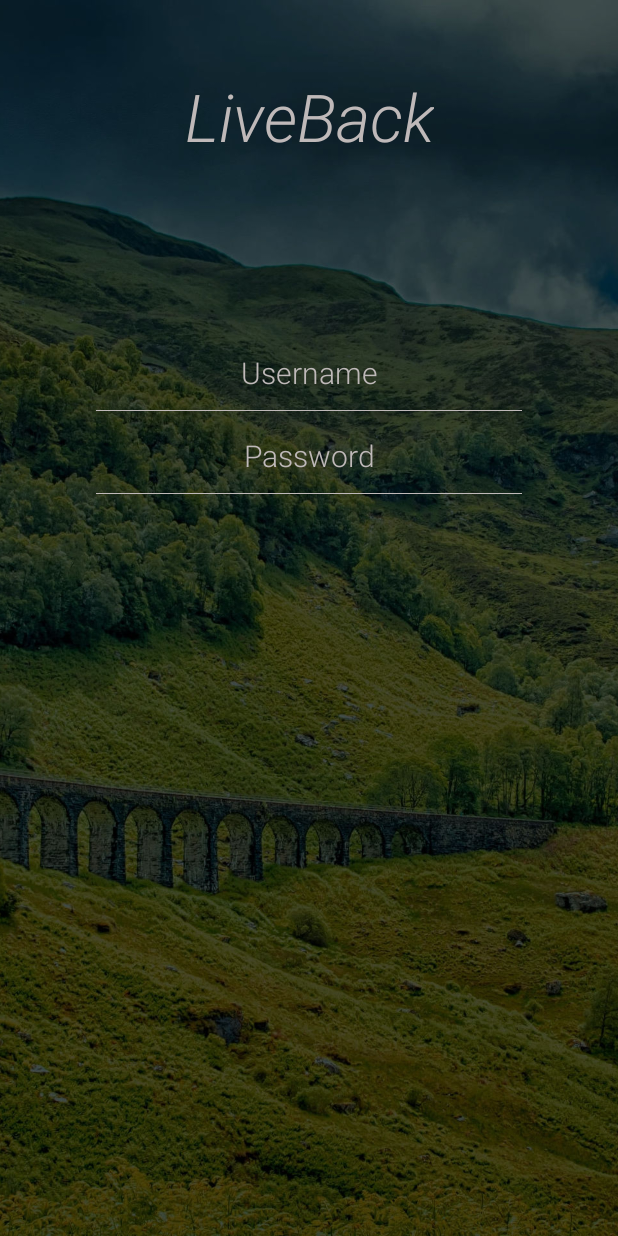
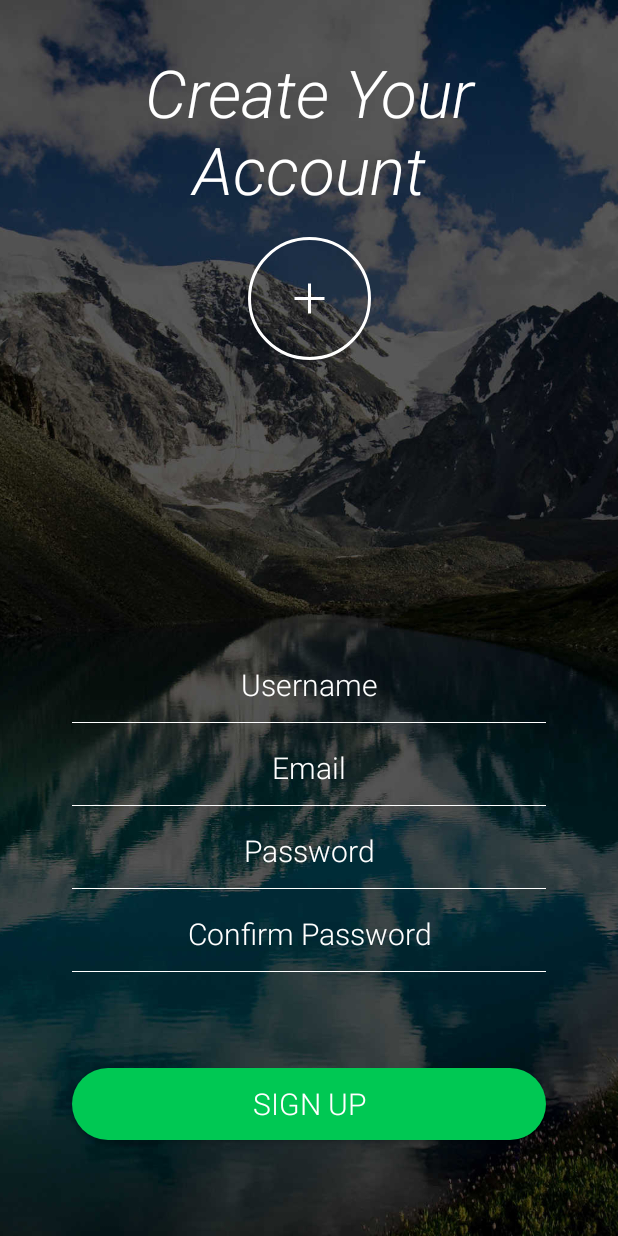
Before and after one commit to OlekKapera/LiveBack, an Android app: the screen it shows after launch (LoginActivity), on a phone screen of 412 x 824 dp. Run offline under Robolectric (Android 15) with nearby library versions, the phone set to English and light mode, and no system bars; our stand-ins replace ButterKnife.

Commit message:
Register UI

```diff
--- a/app/src/main/AndroidManifest.xml
+++ b/app/src/main/AndroidManifest.xml
@@ -17,7 +17,6 @@
             android:name=".ui.activity.MainActivity"
             android:label="@string/app_name"
             android:screenOrientation="sensorPortrait">
-
         </activity>
 
         <activity android:name=".ui.activity.LoginActivity"
--- a/app/src/main/java/com/aleksanderkapera/liveback/ui/MainFragment.kt
+++ b/app/src/main/java/com/aleksanderkapera/liveback/ui/MainFragment.kt
@@ -7,9 +7,9 @@ import android.view.View
 import com.aleksanderkapera.liveback.R
 import com.aleksanderkapera.liveback.bus.EventsReceivedEvent
 import com.aleksanderkapera.liveback.model.Event
-import com.aleksanderkapera.liveback.model.ModelConstants
 import com.aleksanderkapera.liveback.ui.adapter.EventsRecyclerAdapter
 import com.aleksanderkapera.liveback.ui.base.BaseFragment
+import com.aleksanderkapera.liveback.util.AndroidUtils.Companion.setToolbarMargin
 import kotlinx.android.synthetic.main.app_bar_main.*
 import kotlinx.android.synthetic.main.fragment_main.*
 import org.greenrobot.eventbus.EventBus
@@ -56,6 +56,8 @@ class MainFragment : BaseFragment() {
             setDisplayShowTitleEnabled(false)
             setHomeAsUpIndicator(R.drawable.ic_menu)
         }
+
+        setToolbarMargin(main_container_toolbar)
     }
 
     private fun initAdapter() {
@@ -66,6 +68,8 @@ class MainFragment : BaseFragment() {
         main_recycler_events.adapter = adapter
     }
 
+
+
     @Subscribe
     fun onEventsReceivedEvent(event: EventsReceivedEvent) {
         mEvents = event.events
--- a/app/src/main/java/com/aleksanderkapera/liveback/ui/activity/LoginActivity.kt
+++ b/app/src/main/java/com/aleksanderkapera/liveback/ui/activity/LoginActivity.kt
@@ -2,8 +2,12 @@ package com.aleksanderkapera.liveback.ui.activity
 
 import android.app.Activity
 import android.content.Intent
+import android.os.Bundle
+import android.support.constraint.ConstraintLayout
 import com.aleksanderkapera.liveback.R
 import com.aleksanderkapera.liveback.ui.base.BaseActivity
+import com.aleksanderkapera.liveback.util.AndroidUtils
+import kotlinx.android.synthetic.main.activity_login.*
 
 /**
  * Created by kapera on 03-Jul-18.
@@ -18,6 +22,14 @@ class LoginActivity: BaseActivity() {
     }
 
     override fun getLayoutRes(): Int {
-        return R.layout.activity_login
+        return R.layout.activity_register
+    }
+
+    override fun onCreate(savedInstanceState: Bundle?) {
+        super.onCreate(savedInstanceState)
+
+//        val params = login_text_continue.layoutParams as ConstraintLayout.LayoutParams
+//        params.setMargins(0, 0, 0, AndroidUtils.getNavigationBarHeight()+32)
+//        register_text_continue.layoutParams = params
     }
 }
--- a/app/src/main/java/com/aleksanderkapera/liveback/ui/activity/MainActivity.kt
+++ b/app/src/main/java/com/aleksanderkapera/liveback/ui/activity/MainActivity.kt
@@ -9,6 +9,7 @@ import android.util.Log
 import android.view.Menu
 import android.view.MenuItem
 import android.view.View
+import android.widget.RelativeLayout
 import android.widget.Toast
 import com.aleksanderkapera.liveback.R
 import com.aleksanderkapera.liveback.bus.EventsReceivedEvent
@@ -20,9 +21,12 @@ import com.aleksanderkapera.liveback.ui.MainFragment
 import com.aleksanderkapera.liveback.ui.base.BaseFragment
 import com.aleksanderkapera.liveback.ui.base.FragmentActivity
 import com.aleksanderkapera.liveback.ui.widget.NavigationViewHelper
+import com.aleksanderkapera.liveback.util.AndroidUtils
 import com.google.firebase.firestore.CollectionReference
 import com.google.firebase.firestore.FirebaseFirestore
 import kotlinx.android.synthetic.main.activity_main.*
+import kotlinx.android.synthetic.main.app_bar_main.*
+import kotlinx.android.synthetic.main.fragment_main.*
 import org.greenrobot.eventbus.EventBus
 
 class MainActivity : FragmentActivity() {
--- a/app/src/main/java/com/aleksanderkapera/liveback/util/AndroidUtils.kt
+++ b/app/src/main/java/com/aleksanderkapera/liveback/util/AndroidUtils.kt
@@ -4,6 +4,7 @@ import android.app.Activity
 import android.content.Context
 import android.content.res.Resources
 import android.os.Build
+import android.support.constraint.ConstraintLayout
 import android.view.View
 import android.view.ViewGroup
 import android.view.inputmethod.InputMethodManager
@@ -50,5 +51,32 @@ class AndroidUtils{
             val displayMetrics = getResources().displayMetrics
             return (dp * displayMetrics.density + 0.5).toInt()
         }
+
+        fun getStatusBarHeight(): Int {
+            var result = 0
+            val resourceId = getResources().getIdentifier("status_bar_height", "dimen", "android")
+            if (resourceId > 0)
+                result = getResources().getDimensionPixelSize(resourceId)
+
+            return result
+        }
+
+        fun getNavigationBarHeight(): Int {
+            val resources = getResources()
+            val resourceId = resources.getIdentifier("navigation_bar_height", "dimen", "android")
+            if (resourceId > 0) {
+                return resources.getDimensionPixelSize(resourceId)
+            }
+            return 0
+        }
+
+        /**
+         * Moves toolbar from top of the screen under the status bar.
+         */
+        fun setToolbarMargin(view: View) {
+            val params = view.layoutParams as ConstraintLayout.LayoutParams
+            params.setMargins(0, AndroidUtils.getStatusBarHeight(), 0, 0)
+            view.layoutParams = params
+        }
     }
 }
--- /dev/null
+++ b/app/src/main/res/drawable/bg_rounded_green.xml
@@ -0,0 +1,5 @@
+<?xml version="1.0" encoding="utf-8"?>
+<shape xmlns:android="http://schemas.android.com/apk/res/android" android:shape="rectangle">
+    <corners android:radius="30dp" />
+    <solid android:color="@color/colorAccent"/>
+</shape>
--- /dev/null
+++ b/app/src/main/res/drawable/bg_rounded_transparent.xml
@@ -0,0 +1,6 @@
+<?xml version="1.0" encoding="utf-8"?>
+<shape xmlns:android="http://schemas.android.com/apk/res/android" android:shape="rectangle">
+    <stroke android:width="1dp" android:color="@color/lightGrey" />
+    <corners android:radius="30dp" />
+    <solid android:color="@android:color/transparent"/>
+</shape>
--- /dev/null
+++ b/app/src/main/res/drawable/ic_rounded_add.xml
@@ -0,0 +1,34 @@
+<?xml version="1.0" encoding="utf-8"?>
+<layer-list xmlns:android="http://schemas.android.com/apk/res/android">
+    <item>
+        <shape android:shape="oval">
+            <stroke
+                android:width="2dp"
+                android:color="@android:color/white" />
+        </shape>
+    </item>
+    <item
+        android:left="30dp"
+        android:right="30dp">
+        <shape android:shape="line">
+            <stroke
+                android:width="2dp"
+                android:color="@android:color/white" />
+        </shape>
+    </item>
+    <item
+        android:left="30dp"
+        android:right="30dp">
+        <rotate
+            android:fromDegrees="90"
+            android:pivotX="50%"
+            android:pivotY="50%"
+            android:toDegrees="-90">
+            <shape android:shape="line">
+                <stroke
+                    android:width="2dp"
+                    android:color="@android:color/white" />
+            </shape>
+        </rotate>
+    </item>
+</layer-list>
--- a/app/src/main/res/layout/activity_login.xml
+++ b/app/src/main/res/layout/activity_login.xml
@@ -3,10 +3,12 @@
     xmlns:app="http://schemas.android.com/apk/res-auto"
     xmlns:tools="http://schemas.android.com/tools"
     android:layout_width="match_parent"
-    android:layout_height="match_parent">
+    android:layout_height="match_parent"
+    android:focusable="true"
+    android:focusableInTouchMode="true">
 
     <ImageView
-        android:id="@+id/imageView"
+        android:id="@+id/login_image_background"
         android:layout_width="0dp"
         android:layout_height="0dp"
         android:scaleType="centerCrop"
@@ -20,10 +22,10 @@
         android:id="@+id/login_text_appName"
         android:layout_width="wrap_content"
         android:layout_height="wrap_content"
-        android:layout_marginTop="@dimen/spacing48"
+        android:layout_marginTop="@dimen/spacing64"
         android:fontFamily="@string/font_family_light"
         android:text="@string/app_name"
-        android:textColor="@color/lightGrey"
+        android:textColor="@android:color/white"
         android:textSize="44sp"
         android:textStyle="italic"
         app:layout_constraintEnd_toEndOf="parent"
@@ -35,55 +37,67 @@
         android:layout_width="wrap_content"
         android:layout_height="wrap_content"
         android:orientation="vertical"
-        app:layout_constraintGuide_begin="@dimen/spacing64" />
+        app:layout_constraintGuide_begin="@dimen/spacing48" />
 
     <android.support.constraint.Guideline
         android:id="@+id/login_guide_right"
         android:layout_width="wrap_content"
         android:layout_height="wrap_content"
         android:orientation="vertical"
-        app:layout_constraintGuide_end="@dimen/spacing64" />
-
-    <EditText
-        android:id="@+id/login_input_username"
-        android:layout_width="0dp"
-        android:layout_height="wrap_content"
-        android:layout_marginTop="128dp"
-        android:background="@drawable/line_edit_text"
-        android:backgroundTint="@color/lightGrey"
-        android:fontFamily="@string/font_family_light"
-        android:hint="@string/username"
-        android:inputType="textEmailAddress"
-        android:textCursorDrawable="@null"
-        android:paddingBottom="@dimen/spacing12"
-        android:singleLine="true"
-        android:textAlignment="center"
-        android:textColor="@android:color/white"
-        android:textColorHint="@color/lightGrey"
-        android:textSize="@dimen/text20"
-        app:layout_constraintEnd_toStartOf="@+id/login_guide_right"
-        app:layout_constraintStart_toStartOf="@+id/login_guide_left"
-        app:layout_constraintTop_toBottomOf="@+id/login_text_appName" />
+        app:layout_constraintGuide_end="@dimen/spacing48" />
 
     <EditText
         android:id="@+id/login_input_password"
+        style="@style/Logging.Input"
+        android:layout_marginBottom="@dimen/spacing16"
+        android:hint="@string/username_email"
+        android:inputType="textEmailAddress"
+        app:layout_constraintBottom_toTopOf="@+id/login_input_confirm"
+        app:layout_constraintEnd_toStartOf="@+id/login_guide_right"
+        app:layout_constraintStart_toStartOf="@+id/login_guide_left" />
+
+    <EditText
+        android:id="@+id/login_input_confirm"
+        style="@style/Logging.Input"
+        android:layout_marginBottom="@dimen/spacing64"
+        android:hint="@string/password"
+        android:inputType="textPassword"
+        app:layout_constraintBottom_toTopOf="@+id/login_button_logIn"
+        app:layout_constraintEnd_toStartOf="@+id/login_guide_right"
+        app:layout_constraintStart_toStartOf="@+id/login_guide_left" />
+
+    <TextView
+        android:id="@+id/login_text_continue"
         android:layout_width="0dp"
         android:layout_height="wrap_content"
-        android:layout_marginTop="@dimen/spacing16"
-        android:background="@drawable/line_edit_text"
-        android:backgroundTint="@color/lightGrey"
-        android:fontFamily="@string/font_family_light"
-        android:hint="@string/password"
-        android:inputType="textPassword"
-        android:textCursorDrawable="@null"
-        android:paddingBottom="@dimen/spacing12"
-        android:singleLine="true"
+        android:clickable="true"
+        android:foreground="?android:attr/selectableItemBackgroundBorderless"
+        android:text="@string/continue_logging"
         android:textAlignment="center"
-        android:textColor="@android:color/white"
-        android:textColorHint="@color/lightGrey"
-        android:textSize="@dimen/text20"
+        android:textColor="@color/lightGrey"
+        android:textSize="@dimen/text16"
+        app:layout_constraintBottom_toBottomOf="parent"
         app:layout_constraintEnd_toStartOf="@+id/login_guide_right"
-        app:layout_constraintStart_toStartOf="@+id/login_guide_left"
-        app:layout_constraintTop_toBottomOf="@+id/login_input_username" />
+        app:layout_constraintStart_toStartOf="@+id/login_guide_left" />
+
+    <Button
+        android:id="@+id/login_button_signUp"
+        style="@style/Logging.Button"
+        android:layout_marginBottom="@dimen/spacing64"
+        android:background="@drawable/bg_rounded_transparent"
+        android:text="@string/sign_up"
+        app:layout_constraintBottom_toTopOf="@+id/login_text_continue"
+        app:layout_constraintEnd_toStartOf="@+id/login_guide_right"
+        app:layout_constraintStart_toStartOf="@+id/login_guide_left" />
+
+    <Button
+        android:id="@+id/login_button_logIn"
+        style="@style/Logging.Button"
+        android:layout_marginBottom="@dimen/spacing16"
+        android:background="@drawable/bg_rounded_green"
+        android:text="@string/log_in"
+        app:layout_constraintBottom_toTopOf="@+id/login_button_signUp"
+        app:layout_constraintEnd_toStartOf="@+id/login_guide_right"
+        app:layout_constraintStart_toStartOf="@+id/login_guide_left" />
 
 </android.support.constraint.ConstraintLayout>
--- /dev/null
+++ b/app/src/main/res/layout/activity_register.xml
@@ -0,0 +1,109 @@
+<?xml version="1.0" encoding="utf-8"?>
+<android.support.constraint.ConstraintLayout xmlns:android="http://schemas.android.com/apk/res/android"
+    xmlns:app="http://schemas.android.com/apk/res-auto"
+    xmlns:tools="http://schemas.android.com/tools"
+    android:layout_width="match_parent"
+    android:layout_height="match_parent"
+    android:focusable="true"
+    android:focusableInTouchMode="true">
+
+    <ImageView
+        android:id="@+id/register_image_background"
+        android:layout_width="0dp"
+        android:layout_height="0dp"
+        android:scaleType="centerCrop"
+        app:layout_constraintBottom_toBottomOf="parent"
+        app:layout_constraintEnd_toEndOf="parent"
+        app:layout_constraintStart_toStartOf="parent"
+        app:layout_constraintTop_toTopOf="parent"
+        android:src="@drawable/bg_register" />
+
+    <TextView
+        android:id="@+id/register_text_appName"
+        android:layout_width="0dp"
+        android:layout_height="wrap_content"
+        android:layout_marginTop="@dimen/spacing32"
+        android:fontFamily="@string/font_family_light"
+        android:text="@string/create_account"
+        android:textAlignment="center"
+        android:textColor="@android:color/white"
+        android:textSize="44sp"
+        android:textStyle="italic"
+        app:layout_constraintEnd_toEndOf="@id/register_guide_right"
+        app:layout_constraintStart_toStartOf="@id/register_guide_left"
+        app:layout_constraintTop_toTopOf="parent" />
+
+    <ImageView
+        android:id="@+id/register_image_profile"
+        android:layout_width="@dimen/icon82"
+        android:layout_height="@dimen/icon82"
+        android:layout_marginTop="@dimen/spacing16"
+        app:layout_constraintEnd_toEndOf="@id/register_guide_right"
+        app:layout_constraintStart_toStartOf="@id/register_guide_left"
+        app:layout_constraintTop_toBottomOf="@+id/register_text_appName"
+        app:srcCompat="@drawable/ic_rounded_add" />
+
+    <android.support.constraint.Guideline
+        android:id="@+id/register_guide_left"
+        android:layout_width="wrap_content"
+        android:layout_height="wrap_content"
+        android:orientation="vertical"
+        app:layout_constraintGuide_begin="@dimen/spacing48" />
+
+    <android.support.constraint.Guideline
+        android:id="@+id/register_guide_right"
+        android:layout_width="wrap_content"
+        android:layout_height="wrap_content"
+        android:orientation="vertical"
+        app:layout_constraintGuide_end="@dimen/spacing48" />
+
+    <EditText
+        android:id="@+id/register_input_username"
+        style="@style/Logging.Input"
+        android:layout_marginBottom="@dimen/spacing16"
+        android:hint="@string/username"
+        android:inputType="text"
+        app:layout_constraintBottom_toTopOf="@+id/register_input_email"
+        app:layout_constraintEnd_toStartOf="@+id/register_guide_right"
+        app:layout_constraintStart_toStartOf="@+id/register_guide_left" />
+
+    <EditText
+        android:id="@+id/register_input_email"
+        style="@style/Logging.Input"
+        android:layout_marginBottom="@dimen/spacing16"
+        android:hint="@string/email"
+        android:inputType="textEmailAddress"
+        app:layout_constraintBottom_toTopOf="@+id/register_input_password"
+        app:layout_constraintEnd_toStartOf="@+id/register_guide_right"
+        app:layout_constraintStart_toStartOf="@+id/register_guide_left" />
+
+    <EditText
+        android:id="@+id/register_input_password"
+        style="@style/Logging.Input"
+        android:layout_marginBottom="@dimen/spacing16"
+        android:hint="@string/password"
+        android:inputType="textPassword"
+        app:layout_constraintBottom_toTopOf="@+id/register_input_confirm"
+        app:layout_constraintEnd_toStartOf="@+id/register_guide_right"
+        app:layout_constraintStart_toStartOf="@+id/register_guide_left" />
+
+    <EditText
+        android:id="@+id/register_input_confirm"
+        style="@style/Logging.Input"
+        android:layout_marginBottom="@dimen/spacing64"
+        android:hint="@string/confirm_password"
+        android:inputType="textPassword"
+        app:layout_constraintBottom_toTopOf="@+id/register_button_signUp"
+        app:layout_constraintEnd_toStartOf="@+id/register_guide_right"
+        app:layout_constraintStart_toStartOf="@+id/register_guide_left" />
+
+    <Button
+        android:id="@+id/register_button_signUp"
+        style="@style/Logging.Button"
+        android:layout_marginBottom="@dimen/spacing64"
+        android:background="@drawable/bg_rounded_green"
+        android:text="@string/sign_up"
+        app:layout_constraintBottom_toBottomOf="parent"
+        app:layout_constraintEnd_toStartOf="@+id/register_guide_right"
+        app:layout_constraintStart_toStartOf="@+id/register_guide_left" />
+</android.support.constraint.ConstraintLayout>
--- a/app/src/main/res/layout/fragment_main.xml
+++ b/app/src/main/res/layout/fragment_main.xml
@@ -7,6 +7,9 @@
 
     <include
         android:id="@+id/main_container_toolbar"
+        android:layout_width="match_parent"
+        android:layout_height="wrap_content"
+        app:layout_constraintTop_toTopOf="parent"
         layout="@layout/app_bar_main" />
 
     <android.support.v7.widget.RecyclerView
--- a/app/src/main/res/values/colors.xml
+++ b/app/src/main/res/values/colors.xml
@@ -2,12 +2,13 @@
 <resources>
     <color name="colorPrimary">#424242</color>
     <color name="colorPrimaryDark">#000000</color>
-    <color name="colorAccent">#FF4081</color>
+    <color name="colorAccent">#00c853</color>
 
     <color name="commonGrey">#9e9e9e</color>
     <color name="lightGrey">#bfb9b9</color>
     <color name="darkGrey">#616161</color>
     <color name="bgColor">#F5F5F5</color>
 
+    <color name="navbar">#d7000000</color>
     <color name="categoryBlue">#0876C4</color>
 </resources>
--- a/app/src/main/res/values/dimens.xml
+++ b/app/src/main/res/values/dimens.xml
@@ -16,6 +16,7 @@
     <dimen name="icon36">36dp</dimen>
     <dimen name="icon48">48dp</dimen>
     <dimen name="icon64">64dp</dimen>
+    <dimen name="icon82">82dp</dimen>
 
     <!--font sizes-->
     <dimen name="text12">12sp</dimen>
--- a/app/src/main/res/values/strings.xml
+++ b/app/src/main/res/values/strings.xml
@@ -15,6 +15,7 @@
     <string name="log_out">Log Out</string>
 
     <!--Signing-->
+    <string name="username_email">Username / Email</string>
     <string name="username">Username</string>
     <string name="password">Password</string>
     <string name="log_in">Log In</string>
--- a/app/src/main/res/values/styles.xml
+++ b/app/src/main/res/values/styles.xml
@@ -8,6 +8,9 @@
         <item name="colorAccent">@color/colorAccent</item>
         <item name="android:fontFamily">sans-serif-thin</item>
         <item name="android:textColor">@android:color/black</item>
+        <item name="android:windowTranslucentStatus">true</item>
+        <item name="android:windowTranslucentNavigation">true</item>
+        <item name="android:navigationBarColor">@color/navbar</item>
     </style>
 
     <style name="AppTheme.NoActionBar">
@@ -82,4 +85,26 @@
         <item name="android:paddingBottom">@dimen/spacing8</item>
         <item name="android:layout_marginTop">@dimen/spacing16</item>
     </style>
+
+    <style name="Logging">
+        <item name="android:layout_width">0dp</item>
+        <item name="android:layout_height">wrap_content</item>
+        <item name="android:fontFamily">@string/font_family_light</item>
+        <item name="android:textColor">@android:color/white</item>
+        <item name="android:textSize">@dimen/text20</item>
+        <item name="android:textAlignment">center</item>
+    </style>
+
+    <style name="Logging.Input">
+        <item name="android:background">@drawable/line_edit_text</item>
+        <item name="android:backgroundTint">@android:color/white</item>
+        <item name="android:textCursorDrawable">@null</item>
+        <item name="android:paddingBottom">@dimen/spacing12</item>
+        <item name="android:singleLine">true</item>
+        <item name="android:textColorHint">@android:color/white</item>
+    </style>
+
+    <style name="Logging.Button">
+        <item name="android:foreground">?android:attr/selectableItemBackground</item>
+    </style>
 </resources>
```
Also changed, not shown: app/src/main/res/drawable/bg_register.jpg (added).
